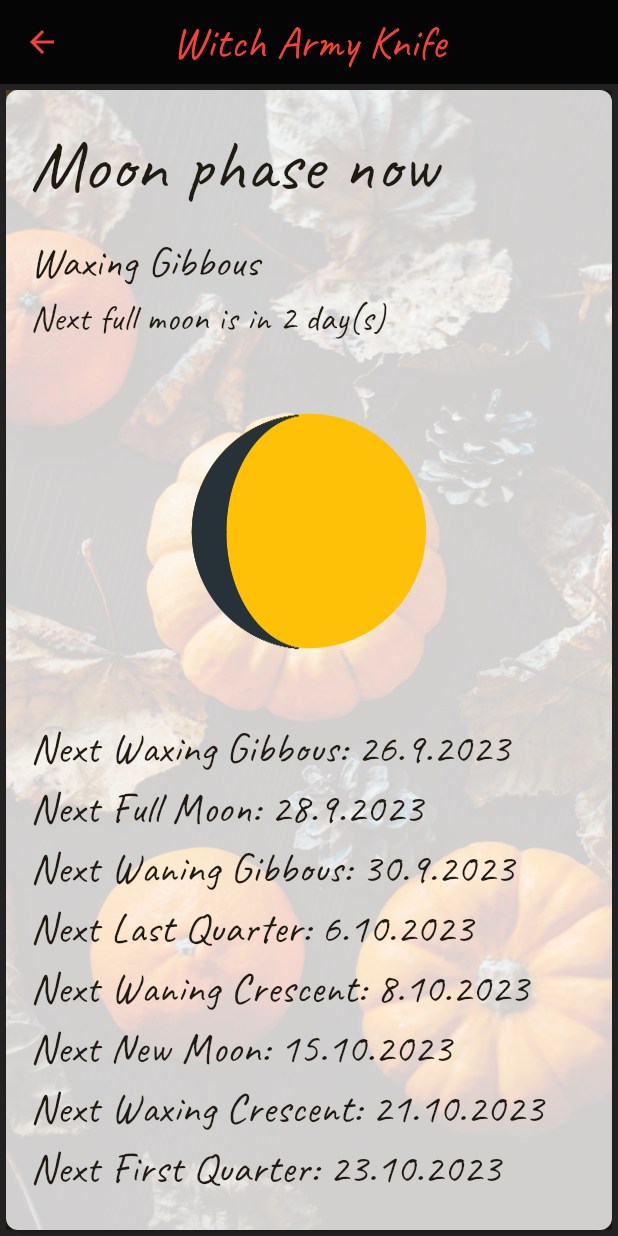
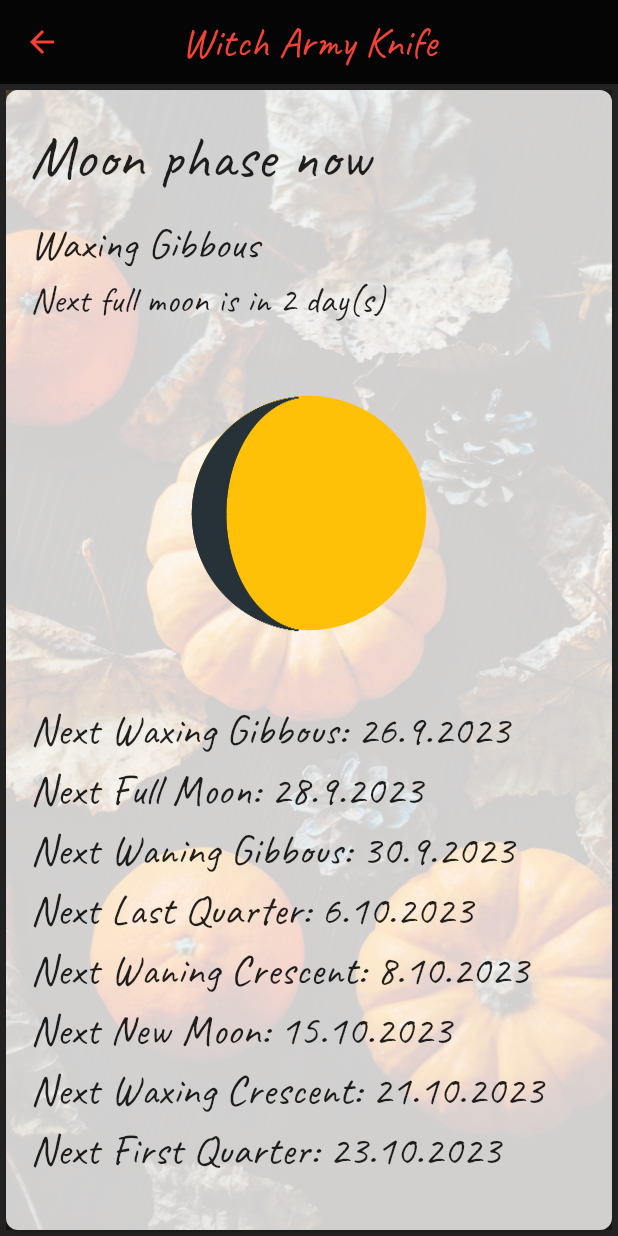
Before and after one commit to Celssi/wheel-of-the-year, a Flutter app: the screen it shows after launch, after a tap on "Current moon phase", on a phone screen of 412 x 824 dp. Run offline on Flutter 3.47's test engine with Material 2 defaults, Android fonts, the phone set to English and light mode, and no system bars; our stand-ins replace connectivity_plus, flutter_mobx, freezed_annotation, google_fonts, mobx, shared_preferences; generated files the repository leaves out were written again; network calls fail.

Commit message:
Improve font sizes

```diff
--- a/lib/helper-widgets/check_connection_notification.dart
+++ b/lib/helper-widgets/check_connection_notification.dart
@@ -1,4 +1,5 @@
 import 'package:flutter/material.dart';
+import 'package:witch_army_knife/helpers/sizes.dart';
 
 class CheckConnectionNotification extends StatelessWidget {
   const CheckConnectionNotification({
@@ -11,7 +12,7 @@ class CheckConnectionNotification extends StatelessWidget {
       children: const [
         Text(
           'Please check your connection',
-          style: TextStyle(fontSize: 24),
+          style: TextStyle(fontSize: smallTextSize),
         ),
       ],
     );
--- a/lib/helper-widgets/main_scaffold.dart
+++ b/lib/helper-widgets/main_scaffold.dart
@@ -1,5 +1,6 @@
 import 'package:flutter/material.dart';
 import 'package:witch_army_knife/helper-widgets/bottom_navigation.dart';
+import 'package:witch_army_knife/helpers/sizes.dart';
 
 class MainScaffold extends StatelessWidget {
   const MainScaffold({
@@ -23,7 +24,7 @@ class MainScaffold extends StatelessWidget {
         ),
         title: const Text(
           'Witch Army Knife',
-          style: TextStyle(color: Colors.red, fontSize: 30),
+          style: TextStyle(color: Colors.red, fontSize: textSize),
         ),
       ),
       body: body,
--- /dev/null
+++ b/lib/helpers/sizes.dart
@@ -0,0 +1,10 @@
+const double textSize = 28;
+const double smallTextSize = 24;
+const double extraSmallTextSize = 12;
+const double mainHeaderSize = 40;
+const double subHeaderSize = 30;
+const double navigationSize = 20;
+
+const double smallGap = 10;
+const double normalGap = 10;
+const double bigGap = 30;
--- a/lib/main.dart
+++ b/lib/main.dart
@@ -1,6 +1,8 @@
 import 'package:flutter/material.dart';
+import 'package:google_fonts/google_fonts.dart';
 import 'package:witch_army_knife/api/text_api.dart';
 import 'package:witch_army_knife/app-container.dart';
+import 'package:witch_army_knife/helpers/sizes.dart';
 import 'package:witch_army_knife/stores/data_store.dart';
 import 'package:witch_army_knife/stores/settings_store.dart';
 
@@ -9,7 +11,6 @@ final DataStore dataStore = DataStore();
 final TextApi textApi = TextApi();
 
 // teema
-// tarot
 // ilmoitukset
 
 void main() {
@@ -53,9 +54,8 @@ class _MyAppState extends State<MyApp> {
         colorScheme: ColorScheme.fromSeed(seedColor: Colors.amber),
         useMaterial3: true,
         splashColor: Colors.transparent,
-        fontFamily: 'Caveat',
-        textTheme: const TextTheme(
-          labelLarge: TextStyle(fontSize: 20),
+        textTheme: GoogleFonts.caveatTextTheme().copyWith(
+          labelLarge: const TextStyle(fontSize: extraSmallTextSize),
         ),
         pageTransitionsTheme: const PageTransitionsTheme(
           builders: <TargetPlatform, PageTransitionsBuilder>{
--- a/lib/pages/home/moon_card.dart
+++ b/lib/pages/home/moon_card.dart
@@ -1,6 +1,7 @@
 import 'package:flutter/material.dart';
 import 'package:witch_army_knife/helper-widgets/content-container.dart';
 import 'package:witch_army_knife/helpers/moon_phase_calculator.dart';
+import 'package:witch_army_knife/helpers/sizes.dart';
 import 'package:witch_army_knife/main.dart';
 import 'package:witch_army_knife/pages/home/moon_phase/moon_widget.dart';
 import 'package:witch_army_knife/pages/home/moon_single.dart';
@@ -28,7 +29,7 @@ class MoonCard extends StatelessWidget {
             children: [
               const Text(
                 'Current moon phase',
-                style: TextStyle(fontSize: 35),
+                style: TextStyle(fontSize: mainHeaderSize),
               ),
               MoonWidget(
                 date: DateTime(now.year, now.month, now.day),
@@ -39,11 +40,11 @@ class MoonCard extends StatelessWidget {
               ),
               Text(
                 getCurrentLunarPhase(),
-                style: const TextStyle(fontSize: 28),
+                style: const TextStyle(fontSize: textSize),
               ),
               Text(
                 'Next full moon is in ${daysUntilPhase()} day(s)',
-                style: const TextStyle(fontSize: 24),
+                style: const TextStyle(fontSize: smallTextSize),
               ),
             ],
           ),
--- a/lib/pages/home/moon_single_content.dart
+++ b/lib/pages/home/moon_single_content.dart
@@ -1,6 +1,7 @@
 import 'package:flutter/material.dart';
 import 'package:flutter_mobx/flutter_mobx.dart';
 import 'package:witch_army_knife/helpers/moon_phase_calculator.dart';
+import 'package:witch_army_knife/helpers/sizes.dart';
 import 'package:witch_army_knife/main.dart';
 import 'package:witch_army_knife/models/lunar_phase_name.dart';
 import 'package:witch_army_knife/pages/home/moon_phase/moon_widget.dart';
@@ -21,8 +22,7 @@ class MoonSingleContent extends StatelessWidget {
       unsortedDates[getLunarPhaseLabel(phaseName)] = nextDate;
     }
 
-    List<MapEntry<String, DateTime>> sortedList =
-        unsortedDates.entries.toList();
+    List<MapEntry<String, DateTime>> sortedList = unsortedDates.entries.toList();
     sortedList.sort((a, b) => a.value.compareTo(b.value));
     Map<String, DateTime> sortedDates = Map.fromEntries(sortedList);
 
@@ -30,7 +30,7 @@ class MoonSingleContent extends StatelessWidget {
       widgets.add(
         Text(
           'Next $key: ${value.day}.${value.month}.${value.year}',
-          style: const TextStyle(fontSize: 28),
+          style: const TextStyle(fontSize: textSize),
         ),
       );
     });
@@ -47,16 +47,16 @@ class MoonSingleContent extends StatelessWidget {
         children: <Widget>[
           const Text(
             'Moon phase now',
-            style: TextStyle(fontSize: 48),
+            style: TextStyle(fontSize: mainHeaderSize),
           ),
-          const SizedBox(height: 10),
+          const SizedBox(height: smallGap),
           Text(
             getCurrentLunarPhase(),
-            style: const TextStyle(fontSize: 28),
+            style: const TextStyle(fontSize: textSize),
           ),
           Text(
             'Next full moon is in ${daysUntilPhase()} day(s)',
-            style: const TextStyle(fontSize: 24),
+            style: const TextStyle(fontSize: smallTextSize),
           ),
           Center(
             child: MoonWidget(
--- a/lib/pages/home/sabbat_card.dart
+++ b/lib/pages/home/sabbat_card.dart
@@ -1,5 +1,6 @@
 import 'package:flutter/material.dart';
 import 'package:witch_army_knife/helper-widgets/content-container.dart';
+import 'package:witch_army_knife/helpers/sizes.dart';
 import 'package:witch_army_knife/main.dart';
 import 'package:witch_army_knife/pages/sabbats/sabbat_single.dart';
 
@@ -23,11 +24,11 @@ class SabbatCard extends StatelessWidget {
           children: <Widget>[
             const Text(
               'The next sabbat is',
-              style: TextStyle(fontSize: 35),
+              style: TextStyle(fontSize: subHeaderSize),
             ),
             Text(
               dataStore.sabbats.isNotEmpty ? dataStore.closestSabbat.name : '-',
-              style: const TextStyle(fontSize: 48),
+              style: const TextStyle(fontSize: mainHeaderSize),
             ),
             Text(
               dataStore.sabbats.isNotEmpty
@@ -35,7 +36,7 @@ class SabbatCard extends StatelessWidget {
                       ? 'Which is today! 🥳'
                       : 'Which is in ${dataStore.daysUntilNextSabbat} day(s)'
                   : '-',
-              style: const TextStyle(fontSize: 24),
+              style: const TextStyle(fontSize: smallTextSize),
             ),
           ],
         ),
--- a/lib/pages/home/tarot_card.dart
+++ b/lib/pages/home/tarot_card.dart
@@ -1,6 +1,7 @@
 import 'package:flutter/material.dart';
 import 'package:flutter_mobx/flutter_mobx.dart';
 import 'package:witch_army_knife/helper-widgets/content-container.dart';
+import 'package:witch_army_knife/helpers/sizes.dart';
 import 'package:witch_army_knife/main.dart';
 import 'package:witch_army_knife/pages/tarot/tarot_single.dart';
 
@@ -25,11 +26,11 @@ class TarotCard extends StatelessWidget {
             children: <Widget>[
               const Text(
                 'Tarot card of the day is',
-                style: TextStyle(fontSize: 35),
+                style: TextStyle(fontSize: subHeaderSize),
               ),
               Text(
                 dataStore.cardOfTheDay.name,
-                style: const TextStyle(fontSize: 48),
+                style: const TextStyle(fontSize: mainHeaderSize),
               ),
               SizedBox.fromSize(size: const Size.fromHeight(10)),
               ClipRRect(
@@ -41,14 +42,12 @@ class TarotCard extends StatelessWidget {
                 ),
               ),
               if (dataStore.cardOfTheDayText.keywords.isNotEmpty) ...[
-                const SizedBox(height: 20),
+                const SizedBox(height: normalGap),
                 Wrap(
                   spacing: 5,
                   runSpacing: 5,
                   children: [
-                    ...dataStore.cardOfTheDayText.keywords
-                        .split(', ')
-                        .map((keyword) {
+                    ...dataStore.cardOfTheDayText.keywords.split(', ').map((keyword) {
                       return Chip(
                         visualDensity: VisualDensity.compact,
                         label: Text(keyword),
--- a/lib/pages/sabbats/sabbat_list_item.dart
+++ b/lib/pages/sabbats/sabbat_list_item.dart
@@ -1,6 +1,7 @@
 import 'package:flutter/material.dart';
 import 'package:witch_army_knife/helper-widgets/background-container.dart';
 import 'package:witch_army_knife/helper-widgets/content-container.dart';
+import 'package:witch_army_knife/helpers/sizes.dart';
 import 'package:witch_army_knife/main.dart';
 import 'package:witch_army_knife/models/sabbat.dart';
 import 'package:witch_army_knife/pages/sabbats/sabbat_single.dart';
@@ -35,11 +36,11 @@ class SabbatListItem extends StatelessWidget {
                 children: <Widget>[
                   Text(
                     sabbat.name,
-                    style: const TextStyle(fontSize: 48),
+                    style: const TextStyle(fontSize: mainHeaderSize),
                   ),
                   Text(
                     '${sabbat.date.day}.${sabbat.date.month}.${sabbat.date.year}',
-                    style: const TextStyle(fontSize: 24),
+                    style: const TextStyle(fontSize: smallTextSize),
                   ),
                 ],
               ),
--- a/lib/pages/tarot/suite_container.dart
+++ b/lib/pages/tarot/suite_container.dart
@@ -2,6 +2,7 @@ import 'package:flutter/material.dart';
 import 'package:flutter_mobx/flutter_mobx.dart';
 import 'package:witch_army_knife/helper-widgets/background-container.dart';
 import 'package:witch_army_knife/helper-widgets/content-container.dart';
+import 'package:witch_army_knife/helpers/sizes.dart';
 import 'package:witch_army_knife/main.dart';
 import 'package:witch_army_knife/models/tarot_card.dart';
 import 'package:witch_army_knife/pages/tarot/tarot_single.dart';
@@ -50,11 +51,11 @@ class SuiteContainer extends StatelessWidget {
                           height: 110,
                         ),
                       ),
-                      const SizedBox(height: 10),
+                      const SizedBox(height: smallGap),
                       Text(
                         tarotCard.name,
                         style: const TextStyle(
-                          fontSize: 20,
+                          fontSize: navigationSize,
                           fontWeight: FontWeight.bold,
                         ),
                       ),
--- a/lib/stores/settings_store.dart
+++ b/lib/stores/settings_store.dart
@@ -1,6 +1,7 @@
 import 'package:flutter/material.dart';
 import 'package:mobx/mobx.dart';
 import 'package:shared_preferences/shared_preferences.dart';
+import 'package:witch_army_knife/helpers/sizes.dart';
 import 'package:witch_army_knife/main.dart';
 import 'package:witch_army_knife/models/hemisphere.dart';
 
@@ -71,7 +72,7 @@ abstract class SettingsStoreBase with Store {
       SnackBar(
         content: const Text(
           'Settings updated!',
-          style: TextStyle(fontSize: 20),
+          style: TextStyle(fontSize: navigationSize),
         ),
         action: SnackBarAction(
           label: 'Close',
```
Also changed, not shown: lib/pages/sabbats/sabbat_single_content.dart (+7 -8 lines), lib/pages/settings/settings.dart (+10 -9 lines), lib/pages/tarot/tarot.dart (+7 -6 lines), lib/pages/tarot/tarot_single_content.dart (+8 -9 lines), pubspec.yaml (+6 -4 lines), assets/fonts/Caveat.ttf (deleted), assets/fonts/Handlee.ttf (deleted), pubspec.lock.
